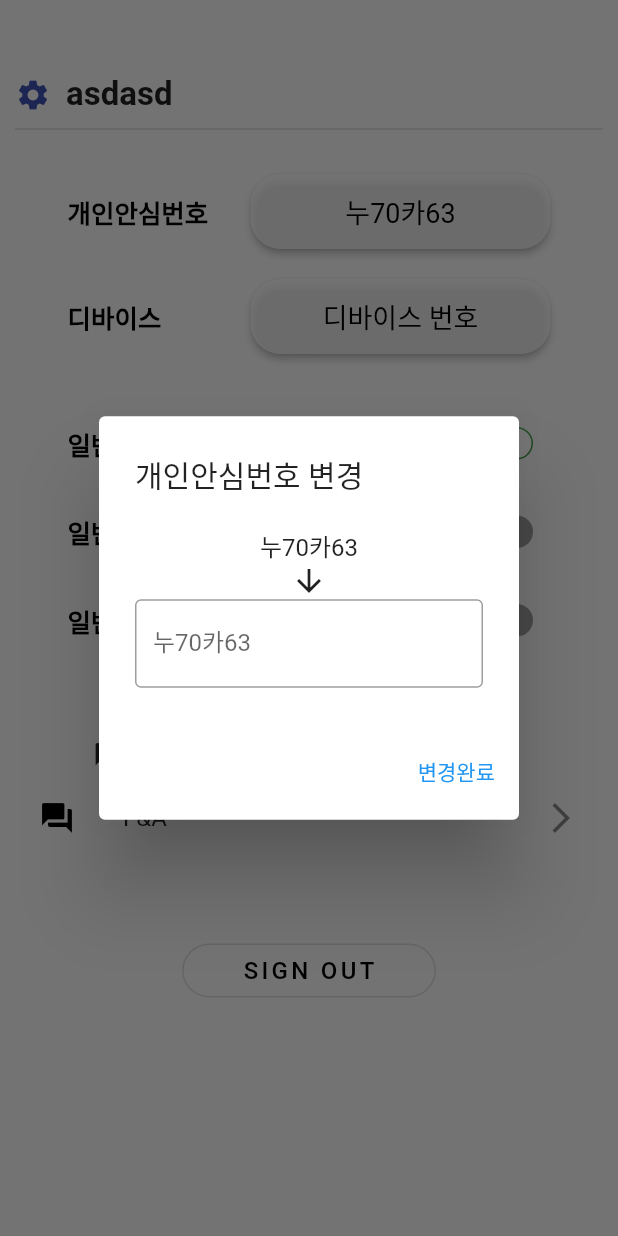
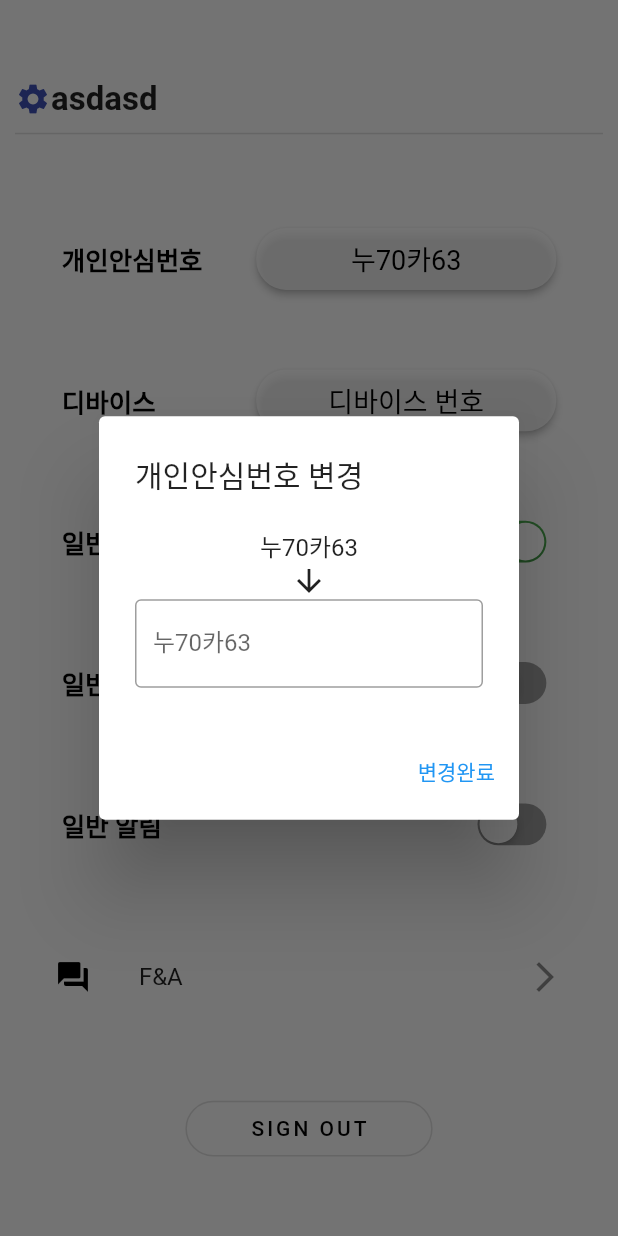
Before and after one commit to kangsy0058/NFC_2021_APP, a Flutter app: the SettingPage screen opened directly, after a tap on "누70카63", on a phone screen of 412 x 824 dp. Run offline on Flutter 3.47's test engine with Material 2 defaults, Android fonts, the phone set to English and light mode, and no system bars; our stand-ins replace firebase_auth, firebase_core, google_sign_in, salomon_bottom_bar, table_calendar; missing offline and left inert: flutter_web_auth; accounts and stored records are empty.

Commit message:
MAKE: settingPage responsive

```diff
--- a/lib/setting_page.dart
+++ b/lib/setting_page.dart
@@ -2,109 +2,182 @@ import 'package:firebase_auth/firebase_auth.dart';
 import 'package:flutter/cupertino.dart';
 import 'package:flutter/material.dart';
 
-
 class SettingPage extends StatefulWidget {
-
   @override
   _SettingPageState createState() => _SettingPageState();
 }
 
 class _SettingPageState extends State<SettingPage> {
+  bool valNotify1 = true;
+  bool valNotify2 = false;
+  bool valNotify3 = false;
 
-  bool valNotify1=true;
-  bool valNotify2=false;
-  bool valNotify3=false;
-
-  onChangeFution1(bool newValue1){
-    setState((){
-      valNotify1=newValue1;
-    });
-  }
-  onChangeFution2(bool newValue2){
-    setState((){
-      valNotify2=newValue2;
-    });
-  }
-  onChangeFution3(bool newValue3){
-    setState((){
-      valNotify3=newValue3;
+  onChangeFution1(bool newValue1) {
+    setState(() {
+      valNotify1 = newValue1;
     });
   }
 
+  onChangeFution2(bool newValue2) {
+    setState(() {
+      valNotify2 = newValue2;
+    });
+  }
+
+  onChangeFution3(bool newValue3) {
+    setState(() {
+      valNotify3 = newValue3;
+    });
+  }
 
   @override
   Widget build(BuildContext context) {
     return Scaffold(
-
       body: Container(
-        padding: const EdgeInsets.all(10),
-        child: ListView(
+        padding: const EdgeInsets.fromLTRB(10, 0, 10, 0),
+        child: Column(
+          mainAxisAlignment: MainAxisAlignment.spaceEvenly,
           children: [
-            SizedBox(height: 40,),
+            Column(mainAxisAlignment: MainAxisAlignment.start, children: [
               Row(
                 children: [
                   Icon(
                     Icons.settings,
                     color: Colors.indigo,
                   ),
-                SizedBox(width: 10,),
-                Text("asdasd",
-                  style: TextStyle(fontSize: 22, fontWeight: FontWeight.bold),)
+                  Text(
+                    "asdasd",
+                    style: TextStyle(fontSize: 22, fontWeight: FontWeight.bold),
+                  )
                 ],
               ),
-            Divider(height: 20, thickness: 1,), // 구분선
-            SizedBox(height: 10),
+              Divider(
+                height: 20,
+                thickness: 1,
+              ), // 구분선
+            ]),
             buildAccountOption(context, "개인안심번호", "누70카63"),
             buildAccountOption(context, "디바이스 ", "디바이스 번호"),
-            SizedBox(height: 20),
             buildNotificationOption("일반 알림", valNotify1, onChangeFution1),
             buildNotificationOption("일반 알림", valNotify2, onChangeFution2),
             buildNotificationOption("일반 알림", valNotify3, onChangeFution3),
-            SizedBox(height: 50),
-            buildEtcOption(context, "Q&A"),
-            buildEtcOption1("F&A"),
-            SizedBox(height: 50),
+            buildEtcOption("F&A"),
             Center(
+                child: SizedBox(
+              width: MediaQuery.of(context).size.width * 0.4,
+              height: MediaQuery.of(context).size.height * 0.045,
               child: OutlinedButton(
                 style: OutlinedButton.styleFrom(
-                    padding: const EdgeInsets.symmetric(horizontal: 40),
+                    padding: const EdgeInsets.symmetric(horizontal: 30),
                     shape: RoundedRectangleBorder(
-                        borderRadius: BorderRadius.circular(20)
-                    )
-                ),
-                onPressed: FirebaseAuth.instance.signOut,//현재 로그인한 사용자 로그아웃
-                child: Text("SIGN OUT", style: TextStyle(
-                    fontSize: 16,
-                    letterSpacing: 2.2,
-                    color: Colors.black
+                        borderRadius: BorderRadius.circular(20))),
+                onPressed: FirebaseAuth.instance.signOut, //현재 로그인한 사용자 로그아웃
+                child: Text(
+                  "SIGN OUT",
+                  style: TextStyle(
+                      fontSize: 14, letterSpacing: 2.0, color: Colors.black),
                 ),
               ),
-              ),
-            )
+            ))
           ],
         ),
       ),
     );
   }
 
-  Padding buildNotificationOption(String title, bool value,Function onChangeMethod){
-    return Padding(
-      padding: const EdgeInsets.symmetric(vertical: 10,horizontal: 35),
+  //개인 번호
+  Container buildAccountOption(BuildContext context, String title, String str) {
+    return Container(
+      width: MediaQuery.of(context).size.width * 0.8,
+      height: MediaQuery.of(context).size.height * 0.05,
+      child: Padding(
+        padding: const EdgeInsets.symmetric(vertical: 0, horizontal: 0),
+        //h간격 조절
         child: Row(
           mainAxisAlignment: MainAxisAlignment.spaceBetween,
           children: [
-          Text(title, style: TextStyle(
+            Text(
+              title,
+              style: TextStyle(
                 fontSize: 17,
                 fontWeight: FontWeight.w700,
                 color: Colors.black,
-          ),),
+              ),
+            ),
+            ElevatedButton(
+              onPressed: () {
+                showDialog(
+                    context: context,
+                    builder: (BuildContext context) {
+                      return AlertDialog(
+                        title: Text(title + " 변경"),
+                        content: Column(
+                          mainAxisSize: MainAxisSize.min,
+                          children: [
+                            Text(str),
+                            Icon(Icons.arrow_downward),
+                            TextField(
+                                decoration: InputDecoration(
+                              border: OutlineInputBorder(),
+                              labelText: str,
+                            ))
+                          ],
+                        ),
+                        actions: [
+                          TextButton(
+                              onPressed: () {
+                                Navigator.of(context).pop();
+                              },
+                              child: Text("변경완료"))
+                        ],
+                      );
+                    });
+              }, //동작
+              style: ElevatedButton.styleFrom(
+                  shape: RoundedRectangleBorder(
+                      //모서리를 둥글게
+                      borderRadius: BorderRadius.circular(20)),
+                  primary: Colors.white70,
+                  onPrimary: Colors.black,
+                  //글자색
+
+                  minimumSize: Size(200, 50),
+                  //width, height
+                  alignment: Alignment.center,
+                  textStyle: const TextStyle(fontSize: 18)),
+              child: Text(str), //번호
+            ),
+          ],
+        ),
+      ),
+    );
+  }
+
+  //스위치
+  Container buildNotificationOption(
+      String title, bool value, Function onChangeMethod) {
+    return Container(
+      width: MediaQuery.of(context).size.width * 0.8,
+      height: MediaQuery.of(context).size.height * 0.05,
+      padding: const EdgeInsets.symmetric(vertical: 0, horizontal: 0),
+      child: Row(
+        mainAxisAlignment: MainAxisAlignment.spaceBetween,
+        children: [
+          Text(
+            title,
+            style: TextStyle(
+              fontSize: 17,
+              fontWeight: FontWeight.w700,
+              color: Colors.black,
+            ),
+          ),
           Transform.scale(
-            scale: 0.7,
+            scale: 0.9,
             child: CupertinoSwitch(
               activeColor: Colors.green,
               trackColor: Colors.grey,
               value: value,
-              onChanged: (bool newValue){
+              onChanged: (bool newValue) {
                 onChangeMethod(newValue);
               },
             ),
@@ -114,128 +187,19 @@ class _SettingPageState extends State<SettingPage> {
     );
   }
 
-  GestureDetector buildAccountOption(BuildContext context, String title, String str){
-    return GestureDetector(
-      onTap: (){
-
-      },
-      child: Padding(
-        padding: const EdgeInsets.symmetric(vertical: 10, horizontal: 35),//h간격 조절
-        child: Row(
-          mainAxisAlignment: MainAxisAlignment.spaceBetween,
-          children: [
-            Text(title, style: TextStyle(
-              fontSize: 17,
-              fontWeight: FontWeight.w700,
-              color: Colors.black,
-
-            ),),
-            ElevatedButton(
-              onPressed: () {
-                showDialog(context: context, builder: (BuildContext context){
-                  return AlertDialog(
-                    title: Text(title+" 변경"),
-                    content: Column(
-                      mainAxisSize: MainAxisSize.min,
-                      children: [
-                        Text(str),
-                        Icon(Icons.arrow_downward),
-                        TextField(
-                            decoration: InputDecoration(
-                              border: OutlineInputBorder(),
-                              labelText: str,
-                            )
-                        )
-                      ],
-                    ),
-                    actions: [
-                      TextButton(
-                          onPressed: (){
-                            Navigator.of(context).pop();
-                          },
-                          child: Text("변경완료")
-                      )
-                    ],
-                  );
-                });
-              },//동작
-              style: ElevatedButton.styleFrom(
-                  shape: RoundedRectangleBorder(	//모서리를 둥글게
-                      borderRadius: BorderRadius.circular(20)),
-                  primary: Colors.white70,
-                  onPrimary: Colors.black,	//글자색
-                  minimumSize: Size(200, 50),	//width, height
-                  alignment: Alignment.center,
-                  textStyle: const TextStyle(fontSize: 18)
-              ),
-              child: Text(str),//번호
-            ),
-          ],
-        ),
-      ),
-    );
-  }
-
-
-  GestureDetector buildEtcOption(BuildContext context, String title){
-    return GestureDetector(
-      onTap: (){
-        showDialog(context: context, builder: (BuildContext context){
-          return AlertDialog(
-            title: Text(title+" 변경"),
-            content: Column(
-              mainAxisSize: MainAxisSize.min,
-              children: [
-                Text("str"),
-                Icon(Icons.arrow_downward),
-                TextField(
-                    decoration: InputDecoration(
-                      border: OutlineInputBorder(),
-                      labelText: "str",
-                    )
-                )
-              ],
-            ),
-            actions: [
-              TextButton(
-                  onPressed: (){
-                    Navigator.of(context).pop();
-                  },
-                  child: Text("변경완료")
-              )
-            ],
-          );
-        });
-      },
-      child: Row(
-          mainAxisAlignment: MainAxisAlignment.spaceAround,
-          children: [
-            Icon(Icons.question_answer),
-            Text(title, style: TextStyle(
-              fontSize: 17,
-              fontWeight: FontWeight.w700,
+//옵션
+  Container buildEtcOption(String title) {
+    return Container(
+        width: MediaQuery.of(context).size.width * 0.9,
+        height: MediaQuery.of(context).size.height * 0.07,
+        child: ListTile(
+          leading: Icon(
+            Icons.question_answer,
             color: Colors.black,
           ),
-            ),
-            Icon(Icons.arrow_forward_ios),
-          ]
-      ),
-    );
-  }
-  ListView buildEtcOption1(String title){
-
-    return ListView(
-      scrollDirection: Axis.vertical,
-      shrinkWrap: true,
-
-      children: <Widget> [
-        ListTile(
-          leading: Icon(Icons.question_answer,color: Colors.black,),
           title: Text(title),
           trailing: Icon(Icons.arrow_forward_ios),
           onTap: () {},
-        )
-      ],
-    );
+        ));
   }
 }
```
Lines whose indentation alone changed are shown as unchanged.
